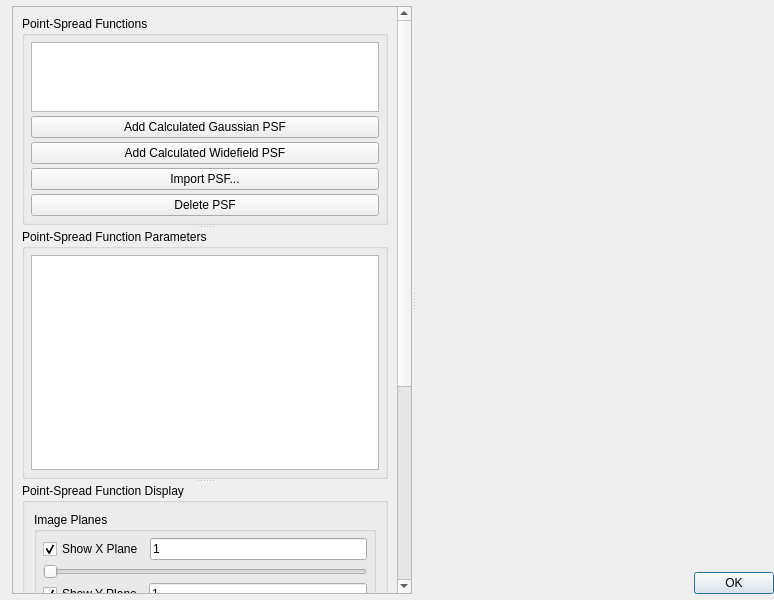
The window that apps/MicroscopeSimulator/PSFEditorDialog.ui (CISMM/MicroscopeSimulator2) describes before a commit, drawn with Qt 5.
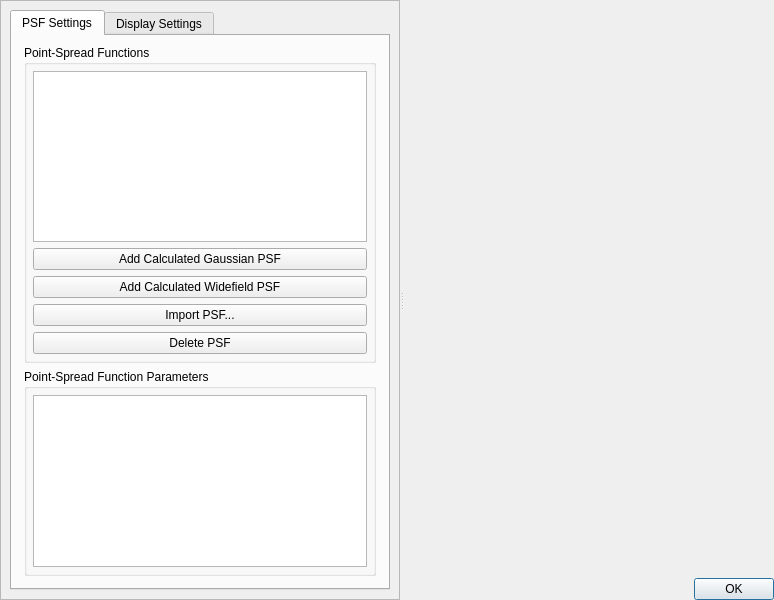
The same window after the commit. Custom widgets are drawn as their Qt base class.

Commit message: Split the controls into tabbed panel with PSF controls in one tab and display controls in another. Also, removed splitter layout and associated setting/getting of their sizes in preferences.

```diff
--- a/apps/MicroscopeSimulator/PSFEditorDialog.ui
+++ b/apps/MicroscopeSimulator/PSFEditorDialog.ui
@@ -14,18 +14,12 @@
    <string>Point-Spread Function Editor</string>
   </property>
   <layout class="QVBoxLayout" name="verticalLayout_5">
-   <property name="leftMargin">
-    <number>12</number>
+   <property name="spacing">
+    <number>-1</number>
    </property>
-   <property name="topMargin">
-    <number>6</number>
-   </property>
-   <property name="rightMargin">
+   <property name="margin">
     <number>0</number>
    </property>
-   <property name="bottomMargin">
-    <number>6</number>
-   </property>
    <item>
     <widget class="QSplitter" name="gui_WindowSplitter">
      <property name="orientation">
@@ -58,16 +52,31 @@
            <rect>
             <x>0</x>
             <y>0</y>
-            <width>381</width>
-            <height>976</height>
+            <width>396</width>
+            <height>596</height>
            </rect>
           </property>
           <layout class="QVBoxLayout" name="verticalLayout_7">
            <item>
-            <widget class="QSplitter" name="gui_ControlPanelSplitter">
-             <property name="orientation">
-              <enum>Qt::Vertical</enum>
+            <widget class="QTabWidget" name="gui_TabWidget">
+             <property name="currentIndex">
+              <number>0</number>
              </property>
+             <widget class="QWidget" name="gui_PSFTab">
+              <attribute name="title">
+               <string>PSF Settings</string>
+              </attribute>
+              <layout class="QVBoxLayout" name="verticalLayout_11">
+               <property name="leftMargin">
+                <number>12</number>
+               </property>
+               <property name="rightMargin">
+                <number>12</number>
+               </property>
+               <property name="bottomMargin">
+                <number>12</number>
+               </property>
+               <item>
              <widget class="QGroupBox" name="gui_PSFListGroupBox">
               <property name="sizePolicy">
                <sizepolicy hsizetype="Preferred" vsizetype="Preferred">
@@ -86,7 +95,7 @@
               </property>
               <layout class="QVBoxLayout" name="verticalLayout_3">
                <property name="spacing">
-                <number>4</number>
+                   <number>6</number>
                </property>
                <property name="margin">
                 <number>6</number>
@@ -124,6 +133,8 @@
                </item>
               </layout>
              </widget>
+               </item>
+               <item>
              <widget class="QGroupBox" name="gui_PSFParametersGroupBox">
               <property name="sizePolicy">
                <sizepolicy hsizetype="Maximum" vsizetype="Expanding">
@@ -134,7 +145,7 @@
               <property name="minimumSize">
                <size>
                 <width>0</width>
-                <height>250</height>
+                   <height>0</height>
                </size>
               </property>
               <property name="maximumSize">
@@ -186,19 +197,28 @@
                </item>
               </layout>
              </widget>
-             <widget class="QGroupBox" name="groupBox">
-              <property name="sizePolicy">
-               <sizepolicy hsizetype="Preferred" vsizetype="Preferred">
-                <horstretch>0</horstretch>
-                <verstretch>0</verstretch>
-               </sizepolicy>
-              </property>
-              <property name="title">
-               <string>Point-Spread Function Display</string>
-              </property>
-              <layout class="QVBoxLayout" name="verticalLayout_6">
+               </item>
+              </layout>
+              <zorder>gui_PSFListGroupBox</zorder>
+              <zorder>gui_PSFParametersGroupBox</zorder>
+              <zorder>gui_PSFListGroupBox</zorder>
+             </widget>
+             <widget class="QWidget" name="gui_DisplayTab">
+              <attribute name="title">
+               <string>Display Settings</string>
+              </attribute>
+              <layout class="QVBoxLayout" name="verticalLayout_7">
                <property name="spacing">
-                <number>0</number>
+                <number>-1</number>
+               </property>
+               <property name="leftMargin">
+                <number>12</number>
+               </property>
+               <property name="rightMargin">
+                <number>12</number>
+               </property>
+               <property name="bottomMargin">
+                <number>12</number>
                </property>
                <item>
                 <widget class="QGroupBox" name="gui_ImagePlanesGroupBox">
@@ -540,7 +560,7 @@
                 </widget>
                </item>
                <item>
-                <spacer name="verticalSpacer">
+                <spacer name="gui_VerticalSpacer">
                  <property name="orientation">
                   <enum>Qt::Vertical</enum>
                  </property>
@@ -553,21 +573,17 @@
                 </spacer>
                </item>
               </layout>
-             </widget>
-            </widget>
-           </item>
-          </layout>
-          <zorder>groupBox</zorder>
-          <zorder>gui_PSFParametersGroupBox</zorder>
-          <zorder>gui_PSFListGroupBox</zorder>
-          <zorder>gui_PSFListGroupBox</zorder>
           <zorder>gui_ControlPanelSplitter</zorder>
          </widget>
         </widget>
        </item>
       </layout>
      </widget>
-     <widget class="QWidget" name="widget" native="true">
+        </widget>
+       </item>
+      </layout>
+     </widget>
+     <widget class="QWidget" name="gui_Widget" native="true">
       <layout class="QVBoxLayout" name="verticalLayout">
        <property name="margin">
         <number>0</number>
```
Left out of the diff: 14 changed lines with no effect on the pictures. Lines whose indentation alone changed are shown as unchanged. The commit also changes 3 other files.
